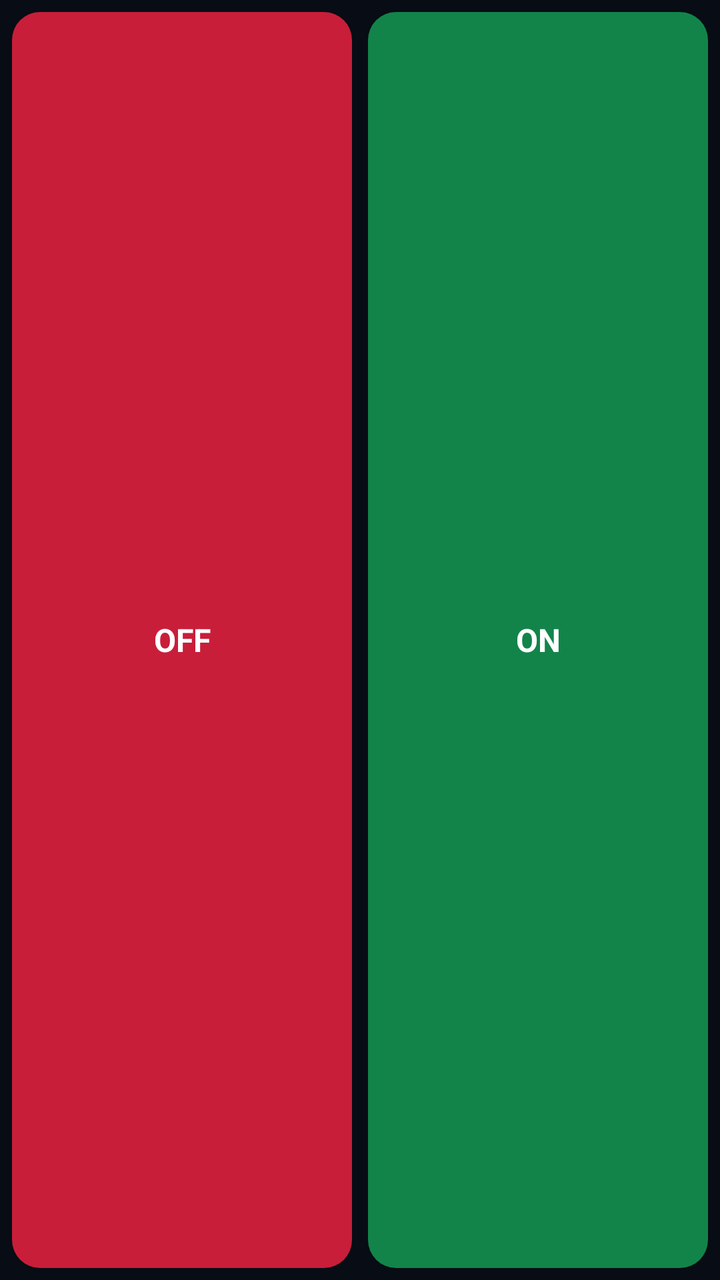
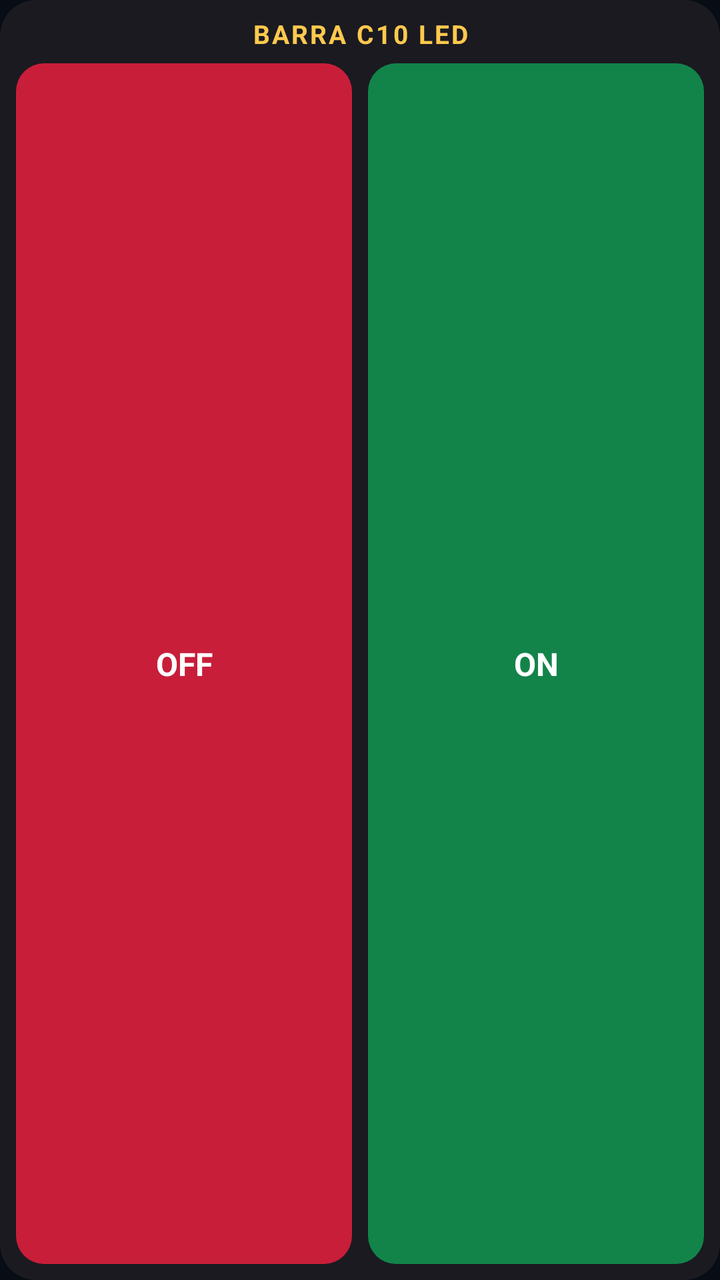

The first picture is an Android layout as it rendered before a commit; the second is the same layout after the commit. The layout source and the unified diff follow.
<!-- AndroidManifest.xml: application theme Theme.C10Led -->
<!-- res/layout/widget_c10.xml -->
<?xml version="1.0" encoding="utf-8"?>
<LinearLayout xmlns:android="http://schemas.android.com/apk/res/android"
    android:layout_width="match_parent"
    android:layout_height="match_parent"
    android:orientation="horizontal"
    android:padding="6dp">
    <TextView
        android:id="@+id/w_off"
        android:layout_width="0dp"
        android:layout_height="match_parent"
        android:layout_weight="1"
        android:layout_marginEnd="4dp"
        android:background="@drawable/w_bg_off"
        android:gravity="center"
        android:text="OFF"
        android:textColor="#FFFFFF"
        android:textSize="16sp"
        android:textStyle="bold" />
    <TextView
        android:id="@+id/w_on"
        android:layout_width="0dp"
        android:layout_height="match_parent"
        android:layout_weight="1"
        android:layout_marginStart="4dp"
        android:background="@drawable/w_bg_on"
        android:gravity="center"
        android:text="ON"
        android:textColor="#FFFFFF"
        android:textSize="16sp"
        android:textStyle="bold" />
</LinearLayout>
<!-- resources referenced by this layout -->
<resources>
  <!-- drawable w_bg_off (drawable) -->
  <?xml version="1.0" encoding="utf-8"?>
  <shape xmlns:android="http://schemas.android.com/apk/res/android" android:shape="rectangle">
      <solid android:color="#C81E3A" />
      <corners android:radius="14dp" />
  </shape>
  <!-- drawable w_bg_on (drawable) -->
  <?xml version="1.0" encoding="utf-8"?>
  <shape xmlns:android="http://schemas.android.com/apk/res/android" android:shape="rectangle">
      <solid android:color="#12844A" />
      <corners android:radius="14dp" />
  </shape>
  <style name="Theme.C10Led" parent="android:Theme.Material.NoActionBar">
          <item name="android:statusBarColor">#080C14</item>
          <item name="android:navigationBarColor">#080C14</item>
          <item name="android:windowBackground">#080C14</item>
      </style>
</resources>

<!-- the commit's change to res/layout/widget_c10.xml (unified diff, before → after) -->
@@ -2,30 +2,52 @@
 <LinearLayout xmlns:android="http://schemas.android.com/apk/res/android"
     android:layout_width="match_parent"
     android:layout_height="match_parent"
-    android:orientation="horizontal"
-    android:padding="6dp">
+    android:orientation="vertical"
+    android:background="@drawable/w_bg_fondo"
+    android:padding="8dp">
+
     <TextView
-        android:id="@+id/w_off"
-        android:layout_width="0dp"
-        android:layout_height="match_parent"
+        android:id="@+id/w_titulo"
+        android:layout_width="match_parent"
+        android:layout_height="wrap_content"
+        android:gravity="center"
+        android:text="BARRA C10 LED"
+        android:textColor="#FFC94D"
+        android:textSize="13sp"
+        android:textStyle="bold"
+        android:letterSpacing="0.08"
+        android:paddingBottom="6dp" />
+
+    <LinearLayout
+        android:layout_width="match_parent"
+        android:layout_height="0dp"
         android:layout_weight="1"
-        android:layout_marginEnd="4dp"
-        android:background="@drawable/w_bg_off"
-        android:gravity="center"
-        android:text="OFF"
-        android:textColor="#FFFFFF"
-        android:textSize="16sp"
-        android:textStyle="bold" />
-    <TextView
-        android:id="@+id/w_on"
-        android:layout_width="0dp"
-        android:layout_height="match_parent"
-        android:layout_weight="1"
-        android:layout_marginStart="4dp"
-        android:background="@drawable/w_bg_on"
-        android:gravity="center"
-        android:text="ON"
-        android:textColor="#FFFFFF"
-        android:textSize="16sp"
-        android:textStyle="bold" />
+        android:orientation="horizontal">
+
+        <TextView
+            android:id="@+id/w_off"
+            android:layout_width="0dp"
+            android:layout_height="match_parent"
+            android:layout_weight="1"
+            android:layout_marginEnd="4dp"
+            android:background="@drawable/w_bg_off"
+            android:gravity="center"
+            android:text="OFF"
+            android:textColor="#FFFFFF"
+            android:textSize="16sp"
+            android:textStyle="bold" />
+
+        <TextView
+            android:id="@+id/w_on"
+            android:layout_width="0dp"
+            android:layout_height="match_parent"
+            android:layout_weight="1"
+            android:layout_marginStart="4dp"
+            android:background="@drawable/w_bg_on"
+            android:gravity="center"
+            android:text="ON"
+            android:textColor="#FFFFFF"
+            android:textSize="16sp"
+            android:textStyle="bold" />
+    </LinearLayout>
 </LinearLayout>
<!-- resource entries referenced after the edit -->
@@ -1,5 +1,11 @@
 <!-- resources referenced by this layout -->
 <resources>
+  <!-- drawable w_bg_fondo (drawable) -->
+  <?xml version="1.0" encoding="utf-8"?>
+  <shape xmlns:android="http://schemas.android.com/apk/res/android" android:shape="rectangle">
+      <solid android:color="#E61C1C22" />
+      <corners android:radius="18dp" />
+  </shape>
   <!-- drawable w_bg_off (drawable) -->
   <?xml version="1.0" encoding="utf-8"?>
   <shape xmlns:android="http://schemas.android.com/apk/res/android" android:shape="rectangle">
